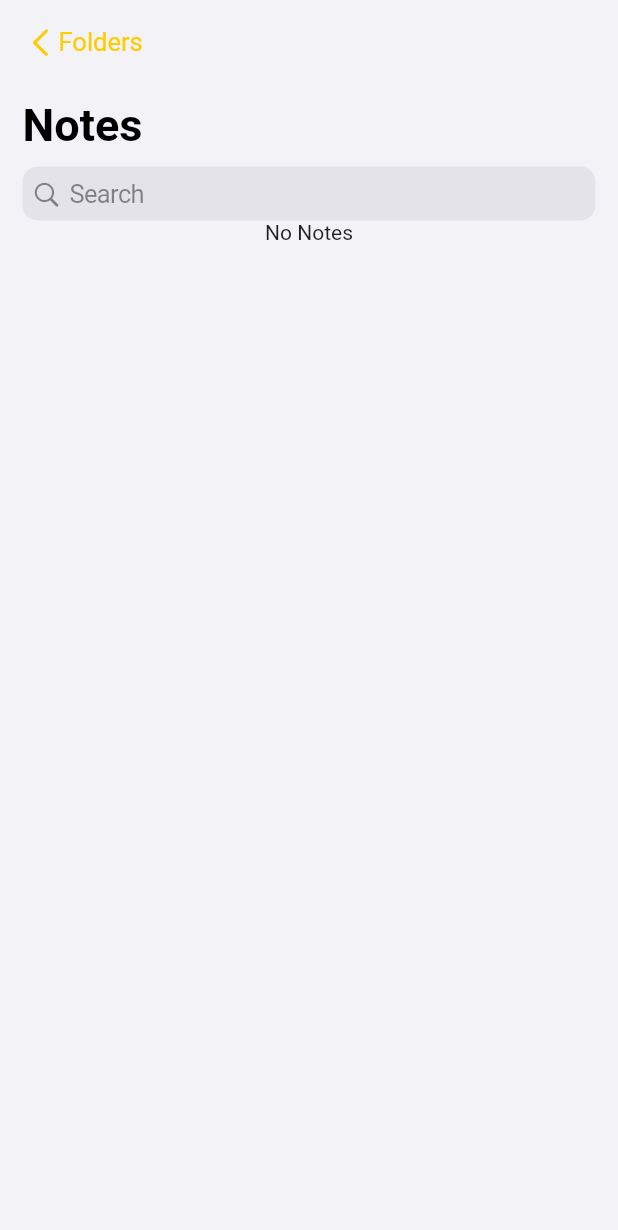
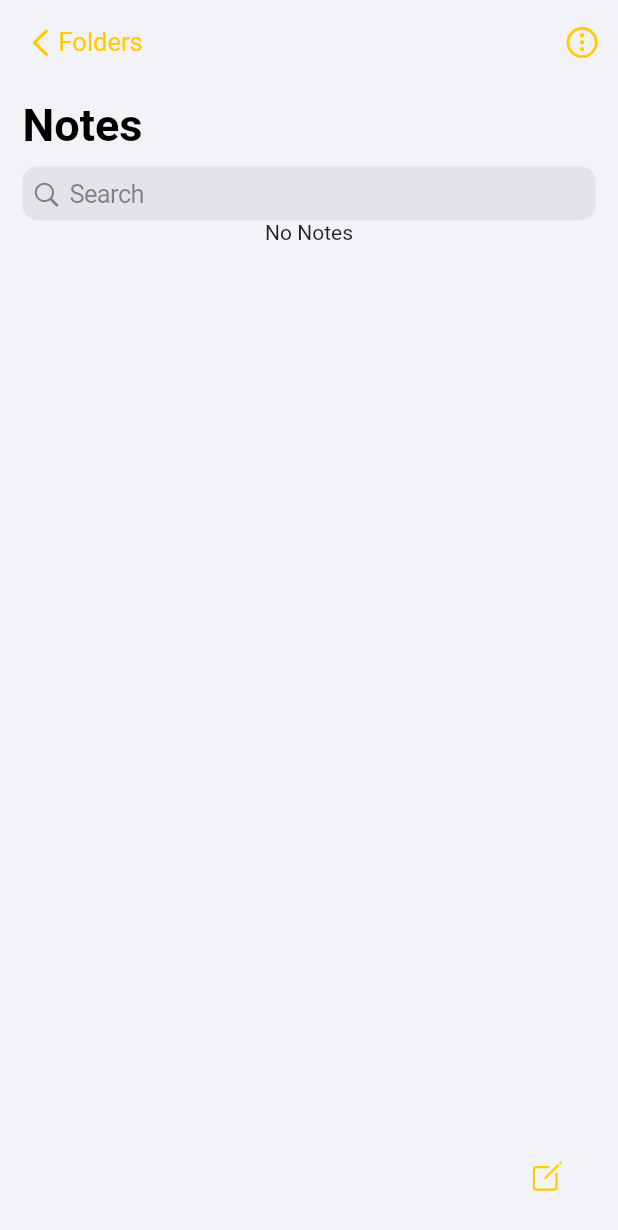
Before and after one commit to arjablc/apple_notes_clone, a Flutter app: the screen it shows after launch, on a phone screen of 412 x 824 dp. Shown: the top 1230 px of the screen. Run offline on Flutter 3.47's test engine with Material 2 defaults, Android fonts, the phone set to English and light mode, and no system bars; our stand-ins replace ionicons.

Commit message:
Refactoring and UI updates

```diff
--- a/lib/constants/custom_theme.dart
+++ b/lib/constants/custom_theme.dart
@@ -4,7 +4,10 @@ import 'package:flutter/services.dart';
 
 class CustomTheme {
   final ThemeData customLightTheme = ThemeData(
-    colorScheme: const ColorScheme.light(primaryContainer: Colors.white),
+    colorScheme: const ColorScheme.light(
+      primaryContainer: CupertinoColors.systemGroupedBackground,
+      onSecondaryContainer: CupertinoColors.white,
+    ),
     appBarTheme: AppBarTheme(
       systemOverlayStyle:
           const SystemUiOverlayStyle(statusBarColor: Colors.black),
@@ -39,8 +42,9 @@ class CustomTheme {
     ),
   );
   final ThemeData darkThemeData = ThemeData(
-    colorScheme:
-        const ColorScheme.dark(primaryContainer: CupertinoColors.black),
+    colorScheme: const ColorScheme.dark(
+        primaryContainer: CupertinoColors.black,
+        onSecondaryContainer: CupertinoColors.darkBackgroundGray),
     appBarTheme: AppBarTheme(
       systemOverlayStyle:
           const SystemUiOverlayStyle(statusBarColor: Colors.black),
--- a/lib/pages/notes_page.dart
+++ b/lib/pages/notes_page.dart
@@ -1,3 +1,4 @@
+import 'package:apple_notes_clone/widgets/bottom_bar.dart';
 import 'package:flutter/cupertino.dart';
 import 'package:flutter/material.dart';
 import 'package:provider/provider.dart';
@@ -7,6 +8,8 @@ import 'package:apple_notes_clone/models/notes_provider.dart';
 import 'package:apple_notes_clone/pages/folders_page.dart';
 
 import '../widgets/custom_back_button.dart';
+import '../widgets/edit_button.dart';
+import '../widgets/notes_list_tile.dart';
 
 class NotesPage extends StatelessWidget {
   const NotesPage({
@@ -31,10 +34,20 @@ class NotesPage extends StatelessWidget {
           text: "Folders",
           navigationFunction: navigateBack,
         ),
+        actions: [
+          IconButton(
+              onPressed: () {},
+              icon: const Icon(
+                CupertinoIcons.ellipsis_vertical_circle,
+                color: CupertinoColors.systemYellow,
+              ))
+        ],
       ),
       body: Padding(
         padding: const EdgeInsets.symmetric(horizontal: 15.0, vertical: 10),
-        child: ListView(
+        child: Stack(
+          children: [
+            ListView(
               physics: const BouncingScrollPhysics(),
               children: [
                 Consumer<FolderDataProvider>(builder: (context, value, child) {
@@ -54,7 +67,8 @@ class NotesPage extends StatelessWidget {
                   borderRadius: BorderRadius.circular(10),
                 ),
                 Consumer<NotesDataProvider>(builder: (context, value, child) {
-              List<Notes> folderedNotesList = value.getFolderedNoets(folderId);
+                  List<Notes> folderedNotesList =
+                      value.getFolderedNoets(folderId);
                   return (folderId != "all-icloud" && folderedNotesList.isEmpty)
                       ? const Center(
                           child: Text("No Notes"),
@@ -65,14 +79,14 @@ class NotesPage extends StatelessWidget {
                               ? List.generate(
                                   value.notesList.length,
                                   (index) => NotesListTiles(
-                                  title:
-                                      value.notesList[index].generateNoteTitle,
+                                      title: value
+                                          .notesList[index].generateNoteTitle,
                                       subtitle: value.notesList[index].content))
                               : List.generate(
                                   folderedNotesList.length,
                                   (index) => NotesListTiles(
-                                title:
-                                    folderedNotesList[index].generateNoteTitle,
+                                    title: folderedNotesList[index]
+                                        .generateNoteTitle,
                                     subtitle: folderedNotesList[index].content,
                                   ),
                                 ),
@@ -80,36 +94,19 @@ class NotesPage extends StatelessWidget {
                 })
               ],
             ),
+            const Column(
+              mainAxisAlignment: MainAxisAlignment.end,
+              children: [
+                BottomBar(
+                    child: Row(
+                  mainAxisAlignment: MainAxisAlignment.end,
+                  children: [EditButton()],
+                ))
+              ],
+            )
+          ],
+        ),
       ),
     );
   }
 }
-
-class NotesListTiles extends StatelessWidget {
-  const NotesListTiles({
-    Key? key,
-    required this.title,
-    required this.subtitle,
-  }) : super(key: key);
-
-  final String title;
-  final String subtitle;
-
-  @override
-  Widget build(BuildContext context) {
-    return CupertinoListTile(
-      padding: const EdgeInsets.symmetric(vertical: 5, horizontal: 10),
-      title: Text(
-        title,
-        overflow: TextOverflow.ellipsis,
-        style: Theme.of(context).textTheme.titleLarge!.copyWith(fontSize: 18),
-      ),
-      subtitle: Text(
-        subtitle,
-        maxLines: 1,
-        overflow: TextOverflow.fade,
-        style: Theme.of(context).textTheme.titleSmall!.copyWith(fontSize: 15),
-      ),
-    );
-  }
-}
--- /dev/null
+++ b/lib/widgets/bottom_bar.dart
@@ -0,0 +1,17 @@
+import 'package:flutter/material.dart';
+
+class BottomBar extends StatelessWidget {
+  const BottomBar({
+    Key? key,
+    required this.child,
+  }) : super(key: key);
+  final Widget child;
+  @override
+  Widget build(BuildContext context) {
+    return Container(
+      height: 60,
+      color: Theme.of(context).colorScheme.primaryContainer,
+      child: Padding(padding: const EdgeInsets.only(left: 15.0), child: child),
+    );
+  }
+}
--- /dev/null
+++ b/lib/widgets/edit_button.dart
@@ -0,0 +1,21 @@
+import 'package:flutter/material.dart';
+import 'package:ionicons/ionicons.dart';
+
+class EditButton extends StatelessWidget {
+  const EditButton({
+    super.key,
+  });
+
+  @override
+  Widget build(BuildContext context) {
+    return Material(
+        color: Colors.transparent,
+        child: TextButton(
+          style: ButtonStyle(
+            overlayColor: MaterialStateProperty.all(Colors.transparent),
+          ),
+          onPressed: () => null,
+          child: const Icon(Ionicons.create_outline),
+        ));
+  }
+}
```
Also changed, not shown: lib/widgets/folder_page_bottom_bar.dart (deleted, +0 -49 lines), lib/widgets/ios_style_popup_menu.dart (added, +55 -0 lines), lib/widgets/notes_list_tile.dart (added, +31 -0 lines). Lines whose indentation alone changed are shown as unchanged.
